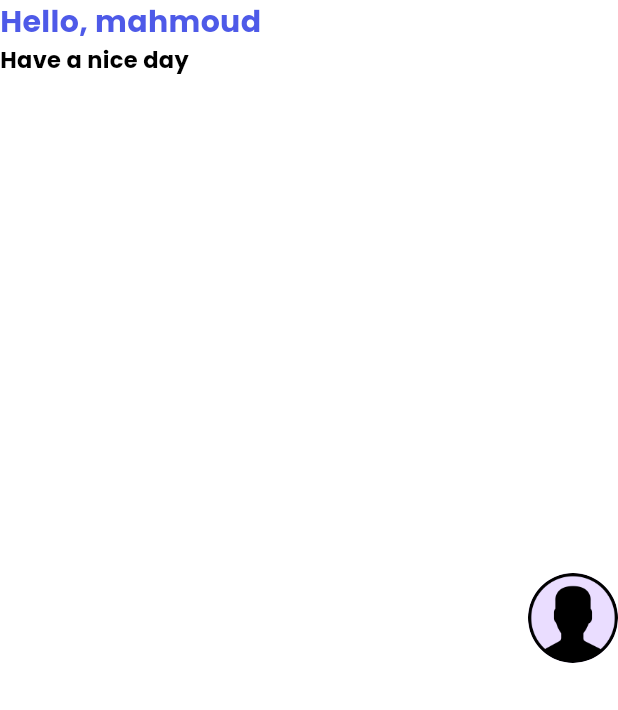
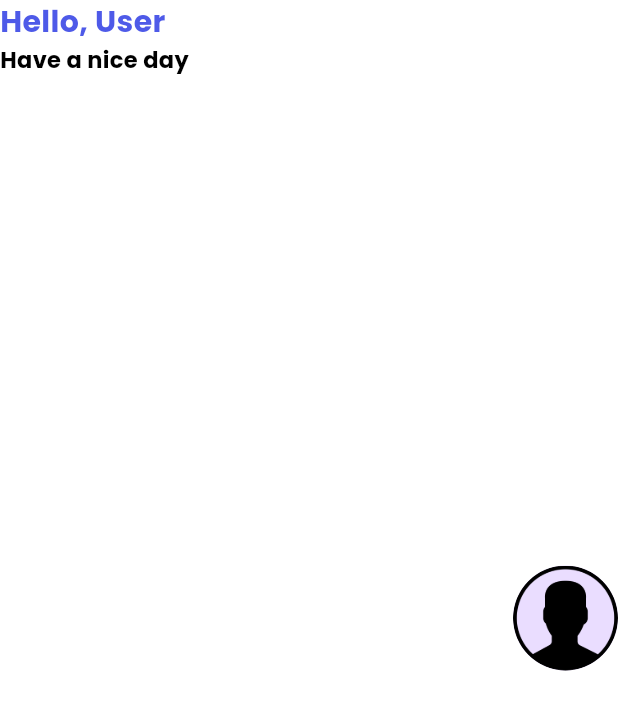
Before and after one commit to Mahmoud-sherif57/Taskati, a Flutter app: the HomeHeader widget shown alone on an empty page, opened directly, on a phone screen of 412 x 824 dp. Shown: the top 710 px of the screen. Run offline on Flutter 3.47's test engine with Material 3 defaults, Android fonts, the phone set to English and light mode, and no system bars; our stand-ins replace gap, google_fonts, hive_flutter, image_picker, lottie; accounts and stored records are empty; statements that could not run were skipped.

Commit message:
adding local storage by Hive

```diff
--- /dev/null
+++ b/lib/core/services/local_storage.dart
@@ -0,0 +1,15 @@
+import 'package:hive_flutter/hive_flutter.dart';
+
+class AppLocalStorage {
+  static late Box box;
+  init() {
+  box = Hive.box("userInfo");
+  }
+  static setCachDate(key, value) {
+    box.put(key, value);
+  }
+
+  static getCachDate(key) {
+    return box.get(key);
+  }
+}
--- a/lib/features/home/presentation/widgets/home_header.dart
+++ b/lib/features/home/presentation/widgets/home_header.dart
@@ -1,12 +1,30 @@
+import 'dart:io';
+
 import 'package:flutter/material.dart';
 import 'package:taskati/core/constants/assets_images.dart';
+import 'package:taskati/core/services/local_storage.dart';
 import 'package:taskati/core/utils/colors.dart';
 import 'package:taskati/core/utils/text_style.dart';
 
-class HomeHeader extends StatelessWidget {
+class HomeHeader extends StatefulWidget {
   const HomeHeader({
     super.key,
   });
+
+  @override
+  State<HomeHeader> createState() => _HomeHeaderState();
+}
+
+class _HomeHeaderState extends State<HomeHeader> {
+  String? imagePath ;
+  String userName = "";
+
+  @override
+  void initState() {
+    super.initState();
+    userName = AppLocalStorage.getCachDate("name");
+    imagePath = AppLocalStorage.getCachDate("image");
+  }
 
   @override
   Widget build(BuildContext context) {
@@ -16,10 +34,9 @@ class HomeHeader extends StatelessWidget {
           crossAxisAlignment: CrossAxisAlignment.start,
           children: [
             Text(
-              "Hello, mahmoud",
+              "Hello, ${userName.isNotEmpty ? userName : "User"}",
               style: getTitleStyle(
-                  color: AppColors.primary,
-                  fontWeight: FontWeight.bold),
+                  color: AppColors.primary, fontWeight: FontWeight.bold),
             ),
             Text(
               "Have a nice day",
@@ -28,9 +45,11 @@ class HomeHeader extends StatelessWidget {
           ],
         ),
         const Spacer(),
-        const CircleAvatar(
-          radius: 30,
-          backgroundImage: AssetImage(AppImages.userProfile),
+        CircleAvatar(
+          radius: 35,
+          backgroundImage: imagePath != null
+              ? FileImage(File(imagePath!)) as ImageProvider
+              : const AssetImage(AppImages.userProfile),
         ),
       ],
     );
--- a/pubspec.yaml
+++ b/pubspec.yaml
@@ -7,14 +7,19 @@ environment:
   sdk: ^3.5.1
 
 dependencies:
+  built_value_generator: 8.9.2
   flutter:
     sdk: flutter
   gap: ^3.0.1
   google_fonts: ^6.2.1
+  hive_ce: ^2.9.0
+  hive_flutter: ^1.1.0
   image_picker: ^1.1.2
   lottie: ^3.2.0
 
 dev_dependencies:
+  hive_generator:
+  build_runner:
   flutter_lints: ^4.0.0
   flutter_test:
     sdk: flutter
```
Also changed, not shown: lib/features/home/presentation/view/howe_view.dart (+4 -4 lines), lib/features/splash_view.dart (+6 -1 lines), lib/features/upload/upload_view.dart (+5 -3 lines), lib/main.dart (+7 -1 lines), pubspec.lock.
